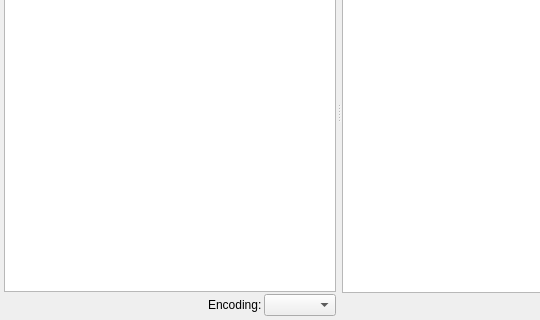
Qt form plugins/httptool/requestform.ui (PostMonster/postmonster) before a commit; both pictures show x 0 to 540 and y 122 to 442 of the 1011 by 442 pixel window.
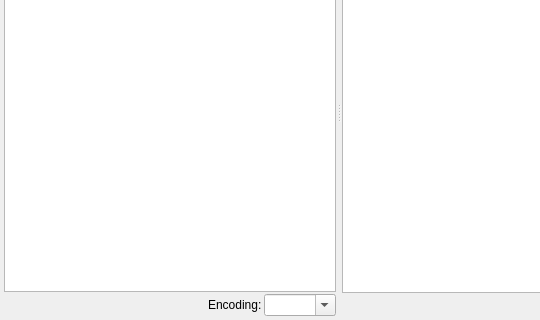
The same form after that commit.

```diff
--- a/plugins/httptool/requestform.ui
+++ b/plugins/httptool/requestform.ui
@@ -202,7 +202,14 @@
           </widget>
          </item>
          <item>
-          <widget class="QComboBox" name="encodingCBox"/>
+          <widget class="QComboBox" name="encodingCBox">
+           <property name="editable">
+            <bool>true</bool>
+           </property>
+           <property name="sizeAdjustPolicy">
+            <enum>QComboBox::AdjustToContents</enum>
+           </property>
+          </widget>
          </item>
         </layout>
        </item>
```
